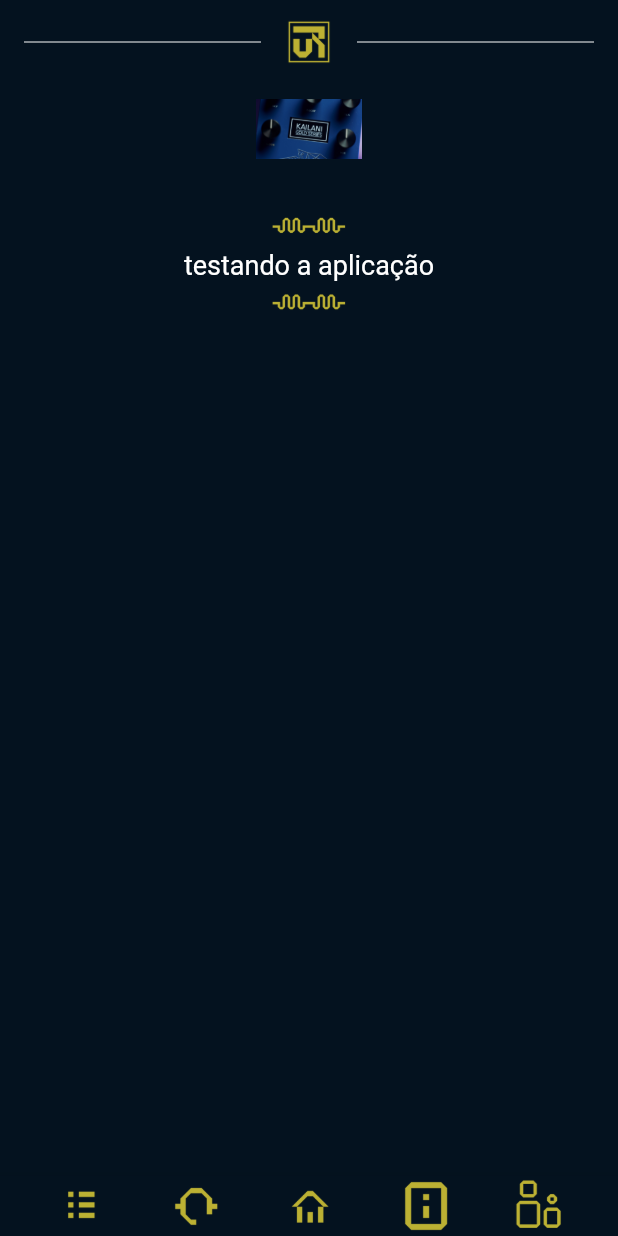
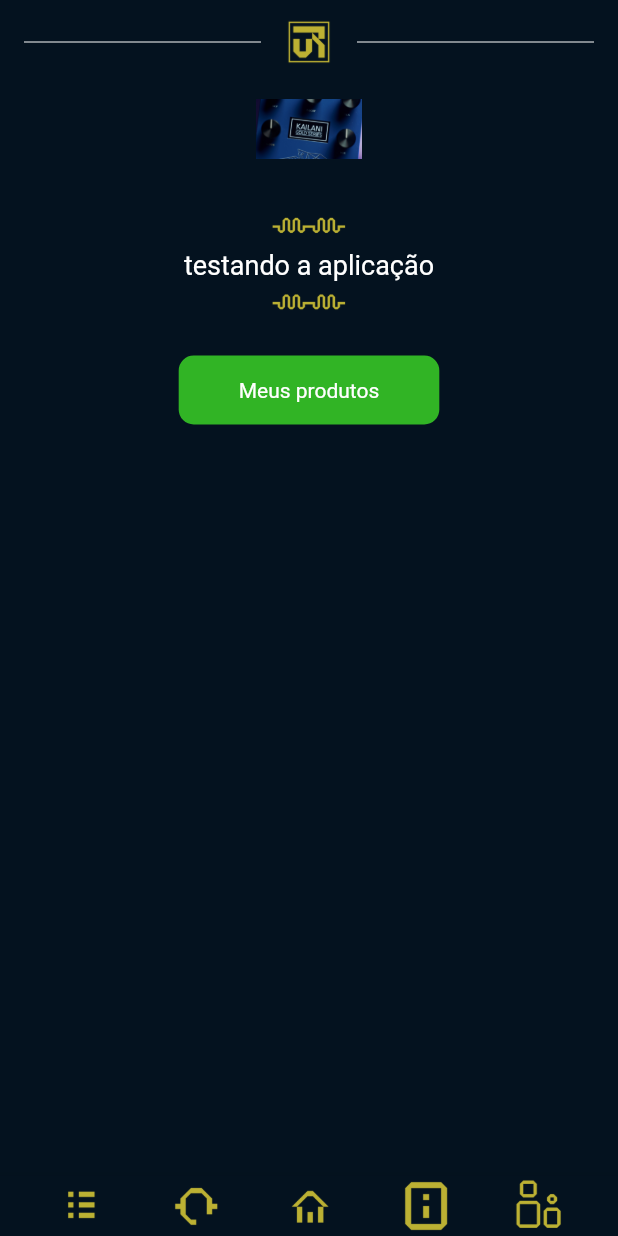
Before and after one commit to gierot/PI_5, a Flutter app: the MyPerfil screen opened directly, on a phone screen of 412 x 824 dp. Run offline on Flutter 3.47's test engine with Material 2 defaults, Android fonts, the phone set to English and light mode, and no system bars; our stand-ins replace youtube_player_flutter; missing offline and left inert: oauth2.

Commit message:
instalação das dependencias e correção da aba de perfil

```diff
--- a/app_vtr/lib/login.dart
+++ b/app_vtr/lib/login.dart
@@ -116,7 +116,7 @@ class _LoginPage extends State<LoginPage> {
                     padding: const EdgeInsets.symmetric(horizontal: 16),
                     child: RichText(
                       text: const TextSpan(
-                        text: 'OU',
+                        text: 'OU', style: TextStyle(color: Colors.white)
                       ),
                     )
                   ),
--- a/app_vtr/lib/perfil/perfil.dart
+++ b/app_vtr/lib/perfil/perfil.dart
@@ -2,6 +2,7 @@ import 'package:flutter/material.dart';
 import 'package:app_vtr/top.dart';
 import 'package:app_vtr/buttons.dart';
 import 'package:app_vtr/setting.dart';
+import 'package:app_vtr/contact/contact.dart';
 
 Settings settings = Settings();
 
@@ -45,12 +46,19 @@ class Perfil_user extends State<MyPerfil> {
                 ],
               ) ,
             ),
-            // Container(
-            //   padding: const EdgeInsets.symmetric(vertical: 20),
-            //   child: GestureDetector(
-            //     onTap: () =>,
-            //   )
-            // ),
+            Container(
+              decoration: BoxDecoration(
+                borderRadius: BorderRadius.circular(10),
+                color: settings.getColor('green_btn')
+              ),
+              padding: const EdgeInsets.symmetric(vertical: 15, horizontal: 40),
+              child: GestureDetector(
+                onTap: ()=> Navigator.push(context,
+                  MaterialPageRoute(builder: (context) => const Contact())
+                ),
+                child: const Text('Meus produtos', style: TextStyle(color: Colors.white),),
+              )
+            ),
             // Container(
             //   padding: const EdgeInsets.symmetric(vertical: 20),
             //   child: GestureDetector(
--- a/app_vtr/lib/setting.dart
+++ b/app_vtr/lib/setting.dart
@@ -4,7 +4,7 @@ class Settings {
   var all_colors = {
     'background': const Color(0xFF04121F),
     'color_font': const Color(0xFFbdb113),
-    'green_card': Colors.white
+    'green_btn': const Color(0xFF31B425)
   };
 
   getColor(color) {
--- a/app_vtr/pubspec.yaml
+++ b/app_vtr/pubspec.yaml
@@ -37,6 +37,7 @@ dependencies:
   youtube_player_flutter: ^8.1.2
   oauth2: ^2.0.1
   mysql1: ^0.20.0
+  oauth2_client: ^3.2.1
 
 dev_dependencies:
   flutter_test:
```
Also changed, not shown: app_vtr/lib/buttons.dart (+8 -4 lines), app_vtr/pubspec.lock, 5 other files.
